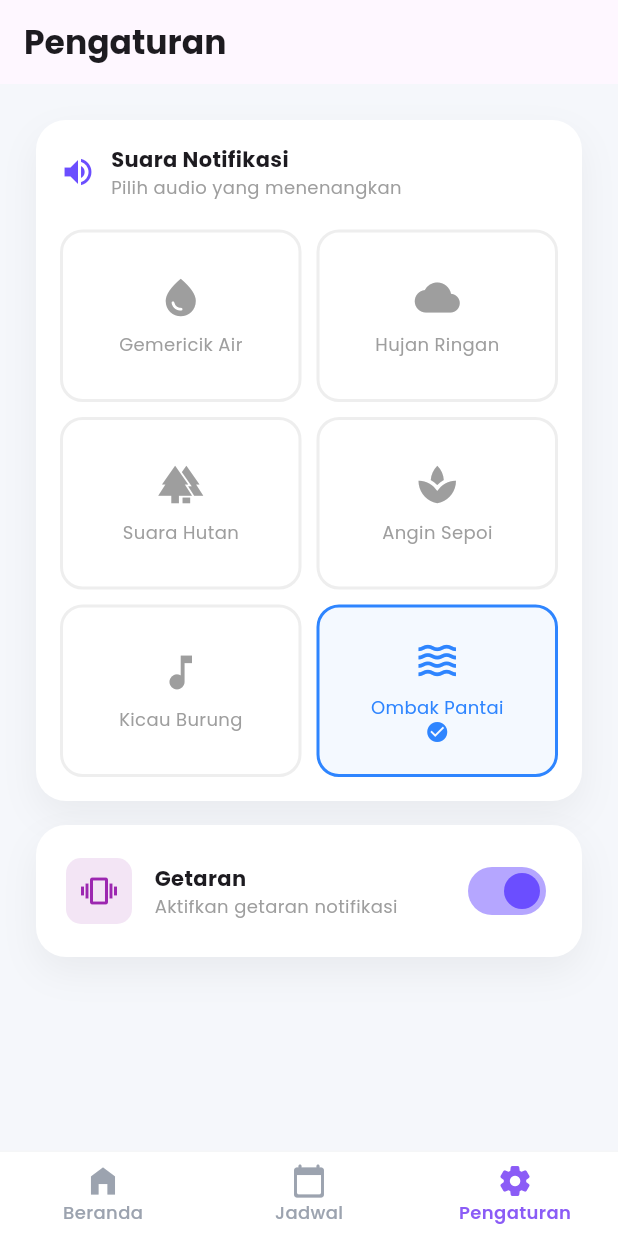
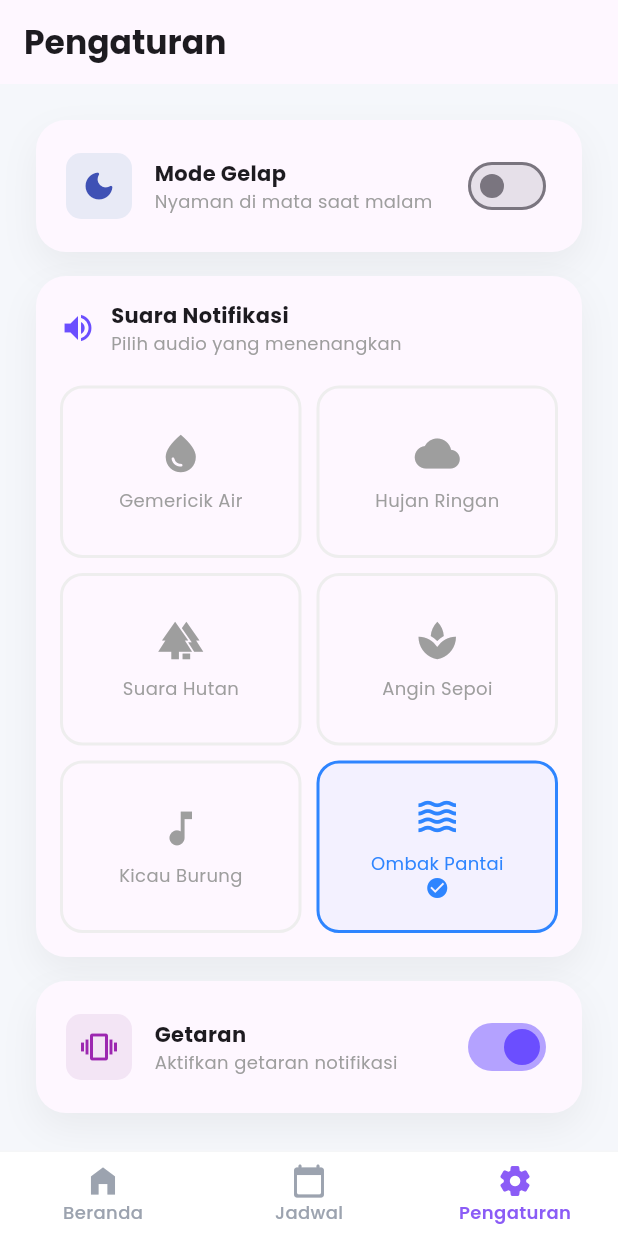
Before and after one commit to rakaalpiansyah/rehat-app, a Flutter app: the screen it shows after launch, item 3 of the bottom bar chosen, on a phone screen of 412 x 824 dp. Run offline on Flutter 3.47's test engine with Material 3 defaults, Android fonts, the phone set to English and light mode, and no system bars; our stand-ins replace flutter_local_notifications, google_fonts, percent_indicator, shared_preferences, sqflite, timezone; missing offline and left inert: flutter_ringtone_player; accounts and stored records are empty.

Commit message:
update setting

```diff
--- a/lib/core/theme.dart
+++ b/lib/core/theme.dart
@@ -12,6 +12,9 @@ class AppTheme {
   static const Color cardColor = Colors.white;
   static const Color textDark = Color(0xFF1F2937);      // Hitam lembut
   static const Color textGrey = Color(0xFF9CA3AF);      // Abu-abu teks
+
+  static const Color backgroundDark = Color(0xFF121212);
+  static const Color cardDark = Color(0xFF1E1E1E);
 
   // === BACKWARD COMPATIBILITY (Agar file lama tidak error) ===
   static const Color primaryColor = primaryPurple;
@@ -44,4 +47,38 @@ class AppTheme {
       ),
     );
   }
+
+  static ThemeData get darkTheme {
+    return ThemeData(
+      useMaterial3: true,
+      brightness: Brightness.dark, // Mode gelap sistem
+      scaffoldBackgroundColor: backgroundDark,
+      fontFamily: GoogleFonts.poppins().fontFamily,
+      textTheme: GoogleFonts.poppinsTextTheme(ThemeData.dark().textTheme),
+      colorScheme: ColorScheme.fromSeed(
+        seedColor: primaryPurple,
+        brightness: Brightness.dark,
+        primary: primaryPurple,
+        secondary: accentBlue,
+        surface: cardDark,
+      ),
+      appBarTheme: const AppBarTheme(
+        backgroundColor: backgroundDark,
+        foregroundColor: Colors.white,
+      ),
+      // Styling Switch agar konsisten
+      switchTheme: SwitchThemeData(
+        thumbColor: WidgetStateProperty.resolveWith((states) {
+          if (states.contains(WidgetState.selected)) return primaryPurple;
+          return Colors.grey;
+        }),
+        trackColor: WidgetStateProperty.resolveWith((states) {
+          if (states.contains(WidgetState.selected)) return primaryPurple.withOpacity(0.5);
+          return Colors.grey.withOpacity(0.3);
+        }),
+      ),
+    );
+  }
+
+
 }
--- a/lib/main.dart
+++ b/lib/main.dart
@@ -1,22 +1,26 @@
 // File: lib/main.dart
 import 'package:flutter/material.dart';
-import 'package:flutter_local_notifications/flutter_local_notifications.dart'; // ✅ Tambah ini
+import 'package:flutter_local_notifications/flutter_local_notifications.dart';
+import 'package:provider/provider.dart'; // ✅ 1. Import Provider
+import 'package:timezone/data/latest.dart' as tz;
+
+// Import file-file project kamu
 import 'core/theme.dart';
 import 'screens/nav_bar.dart';
 import 'services/notification_service.dart';
-import 'package:timezone/data/latest.dart' as tz;
 import 'screens/alarm_lock_screen.dart';
+import 'providers/settings_provider.dart'; // ✅ 2. Import SettingsProvider yang baru dibuat
 
 final GlobalKey<NavigatorState> navigatorKey = GlobalKey<NavigatorState>();
 
 void main() async {
   WidgetsFlutterBinding.ensureInitialized();
 
-  // 1. Inisialisasi Data Timezone & Service
+  // Inisialisasi Data Timezone & Service
   tz.initializeTimeZones();
   await NotificationService().init();
 
-  // 2. ✅ LOGIKA BARU: Cek apakah aplikasi dibuka oleh Notifikasi/Alarm?
+  // Logika Cek apakah aplikasi dibuka oleh Notifikasi/Alarm
   final NotificationAppLaunchDetails? notificationAppLaunchDetails =
       await FlutterLocalNotificationsPlugin().getNotificationAppLaunchDetails();
 
@@ -31,27 +35,42 @@ void main() async {
     }
   }
 
-  // Kirim data payload (jika ada) ke Widget Utama
-  runApp(RehatApp(initialPayload: alarmPayload));
+  // ✅ 3. WRAP APLIKASI DENGAN MULTIPROVIDER
+  // Ini penting agar SettingsProvider bisa diakses dari mana saja
+  runApp(
+    MultiProvider(
+      providers: [
+        ChangeNotifierProvider(create: (_) => SettingsProvider()),
+      ],
+      child: RehatApp(initialPayload: alarmPayload),
+    ),
+  );
 }
 
 class RehatApp extends StatelessWidget {
-  // Terima data payload dari main()
   final String? initialPayload;
 
   const RehatApp({super.key, this.initialPayload});
 
   @override
   Widget build(BuildContext context) {
+    // ✅ 4. AMBIL DATA SETTING (Theme Mode)
+    // Kita 'watch' (pantau) perubahan di SettingsProvider
+    final settings = context.watch<SettingsProvider>();
+
     return MaterialApp(
       navigatorKey: navigatorKey,
       title: 'Rehat',
       debugShowCheckedModeBanner: false,
+
+      // ✅ 5. KONFIGURASI TEMA
       theme: AppTheme.lightTheme,
+      darkTheme: AppTheme.darkTheme,
 
-      // 3. ✅ LOGIKA PENENTUAN HALAMAN:
-      // Jika ada payload alarm (Layar mati/Alarm bunyi), buka Lock Screen.
-      // Jika tidak (Buka biasa), buka MainNavBar.
+      // Logika ganti tema otomatis berdasarkan setting user
+      themeMode: settings.isDarkMode ? ThemeMode.dark : ThemeMode.light,
+
+      // Logika Penentuan Halaman (Alarm vs Normal)
       home: initialPayload != null
           ? AlarmLockScreen(payload: initialPayload!)
           : const MainNavBar(),
--- /dev/null
+++ b/lib/providers/settings_provider.dart
@@ -0,0 +1,55 @@
+import 'package:flutter/material.dart';
+import 'package:shared_preferences/shared_preferences.dart';
+
+class SettingsProvider extends ChangeNotifier {
+  // Key untuk penyimpanan
+  static const String keyIsDark = 'is_dark_theme';
+  static const String keyVibration = 'vibration_enabled';
+  static const String keySound = 'selected_sound_index';
+
+  // State awal
+  bool _isDarkMode = false;
+  bool _isVibrationEnabled = true;
+  int _selectedSoundIndex = 5; // Default: Ombak Pantai
+
+  bool get isDarkMode => _isDarkMode;
+  bool get isVibrationEnabled => _isVibrationEnabled;
+  int get selectedSoundIndex => _selectedSoundIndex;
+
+  SettingsProvider() {
+    _loadPreferences();
+  }
+
+  // Load data dari HP saat aplikasi dibuka
+  Future<void> _loadPreferences() async {
+    final prefs = await SharedPreferences.getInstance();
+    _isDarkMode = prefs.getBool(keyIsDark) ?? false;
+    _isVibrationEnabled = prefs.getBool(keyVibration) ?? true;
+    _selectedSoundIndex = prefs.getInt(keySound) ?? 5;
+    notifyListeners(); // Update UI
+  }
+
+  // Ubah & Simpan Tema
+  Future<void> toggleTheme(bool value) async {
+    _isDarkMode = value;
+    notifyListeners();
+    final prefs = await SharedPreferences.getInstance();
+    await prefs.setBool(keyIsDark, value);
+  }
+
+  // Ubah & Simpan Getaran
+  Future<void> toggleVibration(bool value) async {
+    _isVibrationEnabled = value;
+    notifyListeners();
+    final prefs = await SharedPreferences.getInstance();
+    await prefs.setBool(keyVibration, value);
+  }
+
+  // Ubah & Simpan Suara
+  Future<void> setSound(int index) async {
+    _selectedSoundIndex = index;
+    notifyListeners();
+    final prefs = await SharedPreferences.getInstance();
+    await prefs.setInt(keySound, index);
+  }
+}
--- a/lib/screens/settings_screen.dart
+++ b/lib/screens/settings_screen.dart
@@ -1,10 +1,15 @@
 import 'package:flutter/material.dart';
+import 'package:provider/provider.dart'; // Import Provider
+import '../providers/settings_provider.dart'; // Import Provider yang kita buat
 
 class SettingsScreen extends StatelessWidget {
   const SettingsScreen({super.key});
 
   @override
   Widget build(BuildContext context) {
+    // Ambil data setting dari provider
+    final settings = context.watch<SettingsProvider>();
+
     return Scaffold(
       appBar: AppBar(
         title: const Text("Pengaturan", style: TextStyle(fontWeight: FontWeight.bold)),
@@ -12,13 +17,48 @@ class SettingsScreen extends StatelessWidget {
       body: ListView(
         padding: const EdgeInsets.all(24),
         children: [
-          // KARTU 1: Suara Notifikasi
-          const _CustomCard(
-            padding: EdgeInsets.all(16),
+          // KARTU 0: TEMA GELAP (Fitur Baru)
+          _CustomCard(
+            child: Row(
+              children: [
+                Container(
+                  padding: const EdgeInsets.all(10),
+                  decoration: BoxDecoration(
+                    color: Colors.indigo[50],
+                    borderRadius: BorderRadius.circular(10),
+                  ),
+                  child: const Icon(Icons.dark_mode_rounded, color: Colors.indigo),
+                ),
+                const SizedBox(width: 15),
+                const Expanded(
                   child: Column(
                     crossAxisAlignment: CrossAxisAlignment.start,
                     children: [
-                Row(children: [
+                      Text("Mode Gelap", style: TextStyle(fontWeight: FontWeight.bold)),
+                      Text("Nyaman di mata saat malam", style: TextStyle(fontSize: 12, color: Colors.grey)),
+                    ],
+                  ),
+                ),
+                Switch(
+                  value: settings.isDarkMode,
+                  onChanged: (val) {
+                    context.read<SettingsProvider>().toggleTheme(val);
+                  },
+                  activeThumbColor: const Color(0xFF6B4EFF),
+                ),
+              ],
+            ),
+          ),
+
+          const SizedBox(height: 16),
+
+          // KARTU 1: Suara Notifikasi (Updated)
+          _CustomCard(
+            padding: const EdgeInsets.all(16),
+            child: Column(
+              crossAxisAlignment: CrossAxisAlignment.start,
+              children: [
+                const Row(children: [
                   Icon(Icons.volume_up, color: Color(0xFF6B4EFF)),
                   SizedBox(width: 10),
                   Column(
@@ -29,15 +69,16 @@ class SettingsScreen extends StatelessWidget {
                     ]
                   )
                 ]),
-                SizedBox(height: 20),
-                _SoundGrid(),
+                const SizedBox(height: 20),
+                // Pass current selection to Grid
+                _SoundGrid(selectedIndex: settings.selectedSoundIndex),
               ],
             ),
           ),
 
           const SizedBox(height: 16),
 
-          // KARTU 2: Toggle Getaran
+          // KARTU 2: Toggle Getaran (Updated)
           _CustomCard(
             child: Row(
               children: [
@@ -60,8 +101,10 @@ class SettingsScreen extends StatelessWidget {
                   )
                 ),
                 Switch(
-                  value: true,
-                  onChanged: (val){},
+                  value: settings.isVibrationEnabled,
+                  onChanged: (val){
+                    context.read<SettingsProvider>().toggleVibration(val);
+                  },
                   activeThumbColor: const Color(0xFF6B4EFF)
                 ),
               ],
@@ -73,23 +116,20 @@ class SettingsScreen extends StatelessWidget {
   }
 }
 
-// ==========================================
-// WIDGET LOKAL (Hanya untuk halaman ini)
-// ==========================================
-
+// Widget Grid Suara (Updated)
 class _SoundGrid extends StatelessWidget {
-  const _SoundGrid();
+  final int selectedIndex;
+  const _SoundGrid({required this.selectedIndex});
 
   @override
   Widget build(BuildContext context) {
-    // Data dummy suara
     final sounds = [
-      {"icon": Icons.water_drop, "label": "Gemericik Air", "selected": false},
-      {"icon": Icons.cloud, "label": "Hujan Ringan", "selected": false},
-      {"icon": Icons.forest, "label": "Suara Hutan", "selected": false},
-      {"icon": Icons.spa, "label": "Angin Sepoi", "selected": false},
-      {"icon": Icons.music_note, "label": "Kicau Burung", "selected": false},
-      {"icon": Icons.waves, "label": "Ombak Pantai", "selected": true},
+      {"icon": Icons.water_drop, "label": "Gemericik Air"},
+      {"icon": Icons.cloud, "label": "Hujan Ringan"},
+      {"icon": Icons.forest, "label": "Suara Hutan"},
+      {"icon": Icons.spa, "label": "Angin Sepoi"},
+      {"icon": Icons.music_note, "label": "Kicau Burung"},
+      {"icon": Icons.waves, "label": "Ombak Pantai"},
     ];
 
     return GridView.builder(
@@ -104,12 +144,17 @@ class _SoundGrid extends StatelessWidget {
       itemCount: sounds.length,
       itemBuilder: (ctx, i) {
         final s = sounds[i];
-        bool isSel = s['selected'] as bool;
-        return Container(
+        bool isSel = i == selectedIndex; // Logic seleksi
+        return GestureDetector(
+          onTap: () {
+            // Simpan index suara yang dipilih
+            context.read<SettingsProvider>().setSound(i);
+          },
+          child: Container(
             decoration: BoxDecoration(
               border: Border.all(color: isSel ? const Color(0xFF2E85FF) : Colors.grey.shade200, width: 2),
               borderRadius: BorderRadius.circular(15),
-            color: isSel ? const Color(0xFF2E85FF).withOpacity(0.05) : Colors.white,
+              color: isSel ? const Color(0xFF2E85FF).withOpacity(0.05) : Theme.of(context).cardColor,
             ),
             child: Column(
               mainAxisAlignment: MainAxisAlignment.center,
@@ -120,34 +165,31 @@ class _SoundGrid extends StatelessWidget {
                 if(isSel) const Icon(Icons.check_circle, size: 16, color: Color(0xFF2E85FF))
               ],
             ),
+          ),
         );
       },
     );
   }
 }
 
-// Class CustomCard dipindahkan ke sini dan diberi nama _CustomCard (Private)
 class _CustomCard extends StatelessWidget {
   final Widget child;
   final EdgeInsets padding;
-  final VoidCallback? onTap;
 
   const _CustomCard({
-    // ignore: unused_element
-    super.key,
     required this.child,
     this.padding = const EdgeInsets.all(20),
-    this.onTap,
   });
 
   @override
   Widget build(BuildContext context) {
-    return GestureDetector(
-      onTap: onTap,
-      child: Container(
+    // Sesuaikan warna kartu dengan tema (Dark/Light)
+    final cardColor = Theme.of(context).cardTheme.color ?? Theme.of(context).colorScheme.surface;
+
+    return Container(
       padding: padding,
       decoration: BoxDecoration(
-          color: Colors.white,
+        color: cardColor,
         borderRadius: BorderRadius.circular(20),
         boxShadow: [
           BoxShadow(
@@ -158,7 +200,6 @@ class _CustomCard extends StatelessWidget {
         ],
       ),
       child: child,
-      ),
     );
   }
 }
--- a/pubspec.yaml
+++ b/pubspec.yaml
@@ -38,7 +38,7 @@ dependencies:
   intl: ^0.20.2          # Formatting waktu
   audioplayers: ^6.0.0   # Untuk memutar suara tenang
   flutter_local_notifications: ^19.5.0 # Notifikasi lokal
-  shared_preferences: ^2.2.2 # Simpan preferensi
+  shared_preferences: ^2.5.4 # Simpan preferensi
   permission_handler: ^12.0.1 # Izin aplikasi
   google_fonts: ^6.1.0       # Untuk font modern (Poppins/Nunito)
   percent_indicator: ^4.2.3  # Untuk lingkaran timer (Image 5)
@@ -46,6 +46,7 @@ dependencies:
   flutter_timezone: ^5.0.1  # Dapatkan zona waktu perangkat
   sqflite: ^2.3.0
   path: ^1.9.0
+  flutter_ringtone_player: ^4.0.0
 
 
 dev_dependencies:
```
Also changed, not shown: lib/services/notification_service.dart (+101 -96 lines), lib/services/preferences_service.dart (added), pubspec.lock, 6 other files. Lines whose indentation alone changed are shown as unchanged.
